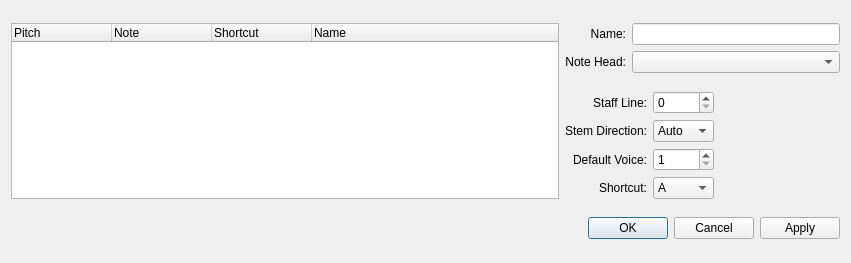
Above: mscore/mscore/editdrumset.ui from musescore/musescore-old before the change. Below: the same form after it.
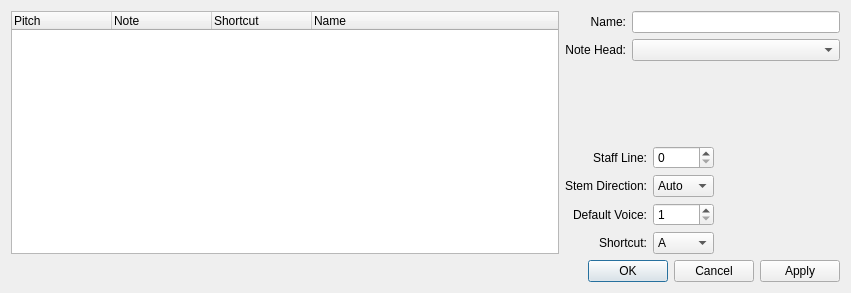
That is the form after the change. Custom widgets are drawn as their Qt base class.

Patch:
```diff
--- a/mscore/mscore/editdrumset.ui
+++ b/mscore/mscore/editdrumset.ui
@@ -1,21 +1,21 @@
 <ui version="4.0" >
  <class>EditDrumsetBase</class>
- <widget class="QDialog" name="EditDrumsetBase" >
-  <property name="geometry" >
+ <widget class="QDialog" name="EditDrumsetBase">
+  <property name="geometry">
    <rect>
     <x>0</x>
     <y>0</y>
     <width>851</width>
-    <height>263</height>
+    <height>293</height>
    </rect>
   </property>
   <property name="windowTitle" >
    <string>MuseScore: Edit Drumset</string>
   </property>
-  <layout class="QGridLayout" name="gridLayout_3" >
-   <item rowspan="2" row="0" column="0" >
-    <widget class="QTreeWidget" name="pitchList" >
-     <property name="alternatingRowColors" >
+  <layout class="QGridLayout" name="gridLayout_3">
+   <item row="0" column="0" rowspan="3">
+    <widget class="QTreeWidget" name="pitchList">
+     <property name="alternatingRowColors">
       <bool>true</bool>
      </property>
      <property name="indentation" >
@@ -93,11 +93,11 @@
      </item>
     </layout>
    </item>
-   <item row="1" column="1" >
-    <layout class="QGridLayout" name="gridLayout" >
-     <item row="0" column="0" >
-      <widget class="QLabel" name="label_3" >
-       <property name="text" >
+   <item row="2" column="1">
+    <layout class="QGridLayout" name="gridLayout">
+     <item row="0" column="0">
+      <widget class="QLabel" name="label_3">
+       <property name="text">
         <string>Staff Line:</string>
        </property>
        <property name="alignment" >
@@ -213,10 +213,10 @@
      </item>
     </layout>
    </item>
-   <item row="1" column="2" >
-    <widget class="Palette" native="1" name="drumNote" >
-     <property name="sizePolicy" >
-      <sizepolicy vsizetype="Preferred" hsizetype="Preferred" >
+   <item row="2" column="2">
+    <widget class="Palette" name="drumNote" native="true">
+     <property name="sizePolicy">
+      <sizepolicy hsizetype="Preferred" vsizetype="Preferred">
        <horstretch>0</horstretch>
        <verstretch>0</verstretch>
       </sizepolicy>
@@ -229,9 +229,9 @@
      </property>
     </widget>
    </item>
-   <item row="2" column="0" colspan="3" >
-    <widget class="QDialogButtonBox" name="buttonBox" >
-     <property name="orientation" >
+   <item row="3" column="0" colspan="3">
+    <widget class="QDialogButtonBox" name="buttonBox">
+     <property name="orientation">
       <enum>Qt::Horizontal</enum>
      </property>
      <property name="standardButtons" >
@@ -239,6 +239,19 @@
      </property>
     </widget>
    </item>
+   <item row="1" column="1">
+    <spacer name="verticalSpacer">
+     <property name="orientation">
+      <enum>Qt::Vertical</enum>
+     </property>
+     <property name="sizeHint" stdset="0">
+      <size>
+       <width>20</width>
+       <height>40</height>
+      </size>
+     </property>
+    </spacer>
+   </item>
   </layout>
  </widget>
  <customwidgets>
```
Left out of the diff: 135 changed lines with no effect on the pictures.
